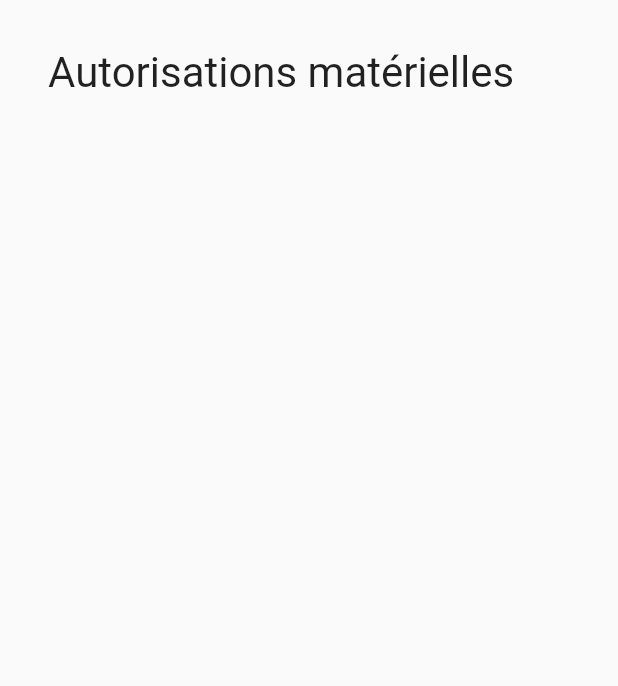
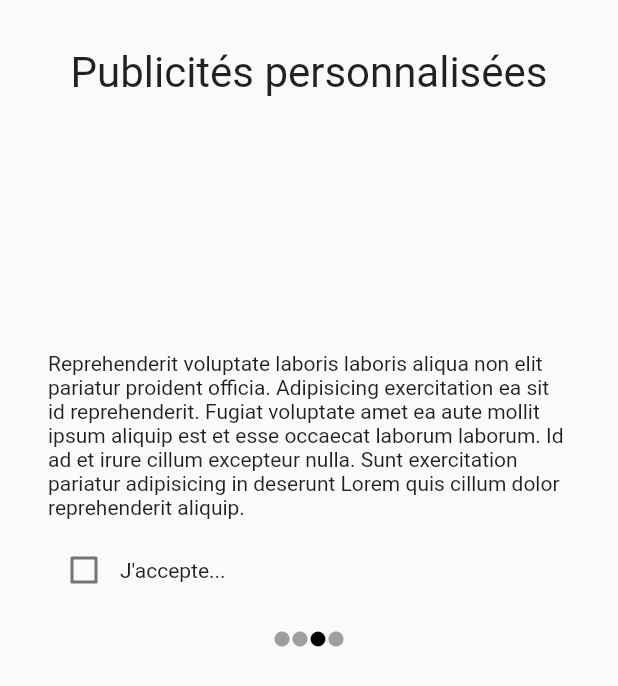
Before and after one commit to Explor-ea/exploreapp, a Flutter app: the CustomDateAgreement screen opened directly, on a phone screen of 412 x 824 dp. Shown: the top 686 px of the screen. Run offline on Flutter 3.47's test engine with Material 2 defaults, Android fonts, the phone set to English and light mode, and no system bars.

Commit message:
add a step

```diff
--- a/lib/pages/start_screens/newcomer/stepper/custom_ad_agreement.dart
+++ b/lib/pages/start_screens/newcomer/stepper/custom_ad_agreement.dart
@@ -1,13 +1,20 @@
+import 'package:exploreapp/pages/start_screens/newcomer/stepper/permissions_agreement.dart';
+import 'package:exploreapp/pass_points.dart';
 import 'package:flutter/material.dart';
 
 class CustomDateAgreement extends StatefulWidget {
-  const CustomDateAgreement({Key? key}) : super(key: key);
+  bool agreed = false;
+
+  CustomDateAgreement({Key? key}) : super(key: key);
 
   @override
   _CustomDateAgreementState createState() => _CustomDateAgreementState();
 }
 
 class _CustomDateAgreementState extends State<CustomDateAgreement> {
+  final textAgreement =
+      "Reprehenderit voluptate laboris laboris aliqua non elit pariatur proident officia. Adipisicing exercitation ea sit id reprehenderit. Fugiat voluptate amet ea aute mollit ipsum aliquip est et esse occaecat laborum laborum. Id ad et irure cillum excepteur nulla. Sunt exercitation pariatur adipisicing in deserunt Lorem quis cillum dolor reprehenderit aliquip.";
+
   @override
   Widget build(BuildContext context) {
     return Scaffold(
@@ -16,10 +23,44 @@ class _CustomDateAgreementState extends State<CustomDateAgreement> {
         child: Column(
           children: [
             Expanded(
+                flex: 1,
                 child: Text(
-              "Autorisations matérielles",
-              style: TextStyle(fontSize: 28.0),
-            ))
+                  "Publicités personnalisées",
+                  style: TextStyle(fontSize: 28.0),
+                )),
+            Expanded(
+              flex: 1,
+              child: Column(
+                children: [
+                  SizedBox(
+                    height: 16.0,
+                  ),
+                  Expanded(
+                      child: SingleChildScrollView(
+                    child: Text(textAgreement),
+                  )),
+                  Row(
+                    children: [
+                      Checkbox(
+                          value: widget.agreed,
+                          onChanged: (newValue) {
+                            widget.agreed = newValue as bool;
+                            setState(() {});
+                          }),
+                      Text("J'accepte...")
+                    ],
+                  )
+                ],
+              ),
+            ),
+            SizedBox(
+              height: 16.0,
+            ),
+            PassPoints(
+              nbPoints: 4,
+              currentPoint: 3,
+              nextPage: widget.agreed ? PermissionsAgreement() : null,
+            )
           ],
         ),
       ),
--- /dev/null
+++ b/lib/pages/start_screens/newcomer/stepper/permissions_agreement.dart
@@ -0,0 +1,14 @@
+import 'package:flutter/material.dart';
+
+class PermissionsAgreement extends StatelessWidget {
+  const PermissionsAgreement({Key? key}) : super(key: key);
+
+  @override
+  Widget build(BuildContext context) {
+    return Scaffold(
+        body: Padding(
+      padding: const EdgeInsets.all(32.0),
+      child: Column(),
+    ));
+  }
+}
```
